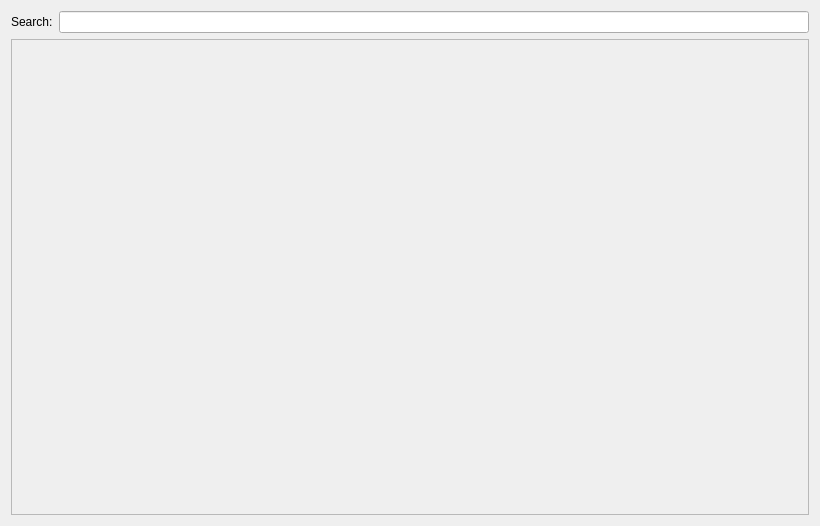
Old version of the form ui/FoodSearch.ui in the repository OpenFitnessPal/OpenFitnessPal.
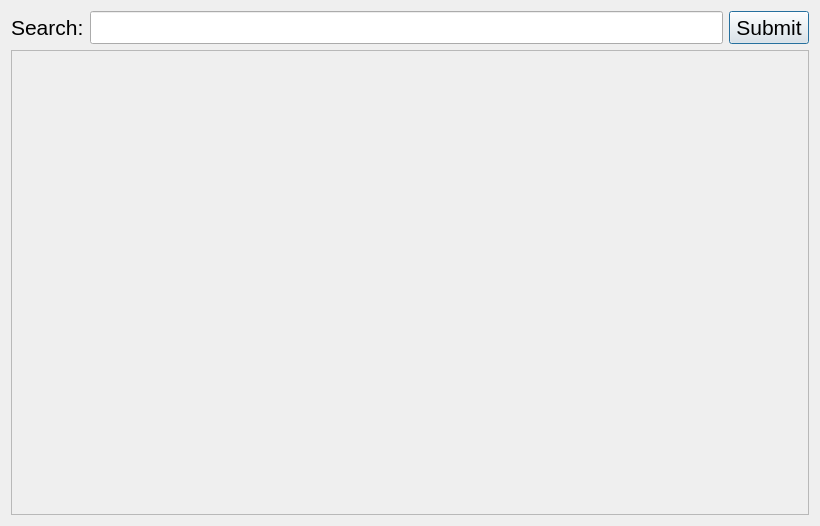
New version of the form.

Diff of the .ui file:
```diff
--- a/ui/FoodSearch.ui
+++ b/ui/FoodSearch.ui
@@ -1,7 +1,7 @@
 <?xml version="1.0" encoding="UTF-8"?>
 <ui version="4.0">
  <class>FoodSearch</class>
- <widget class="QWidget" name="FoodSearch">
+ <widget class="QDialog" name="FoodSearch">
   <property name="geometry">
    <rect>
     <x>0</x>
@@ -16,12 +16,38 @@
    </item>
    <item row="0" column="0">
     <widget class="QLabel" name="label">
+     <property name="font">
+      <font>
+       <pointsize>16</pointsize>
+      </font>
+     </property>
      <property name="text">
       <string>Search:</string>
      </property>
     </widget>
    </item>
-   <item row="1" column="0" colspan="2">
+   <item row="0" column="1">
+    <widget class="QLineEdit" name="searchBar">
+     <property name="font">
+      <font>
+       <pointsize>16</pointsize>
+      </font>
+     </property>
+    </widget>
+   </item>
+   <item row="0" column="2">
+    <widget class="QPushButton" name="pushButton">
+     <property name="font">
+      <font>
+       <pointsize>16</pointsize>
+      </font>
+     </property>
+     <property name="text">
+      <string>Submit</string>
+     </property>
+    </widget>
+   </item>
+   <item row="1" column="0" colspan="3">
     <widget class="QScrollArea" name="scrollArea">
      <property name="widgetResizable">
       <bool>true</bool>
@@ -32,7 +58,7 @@
         <x>0</x>
         <y>0</y>
         <width>800</width>
-        <height>475</height>
+        <height>463</height>
        </rect>
       </property>
       <layout class="QVBoxLayout" name="results"/>
```
Left out of the diff: 41 changed lines with no effect on the pictures.
